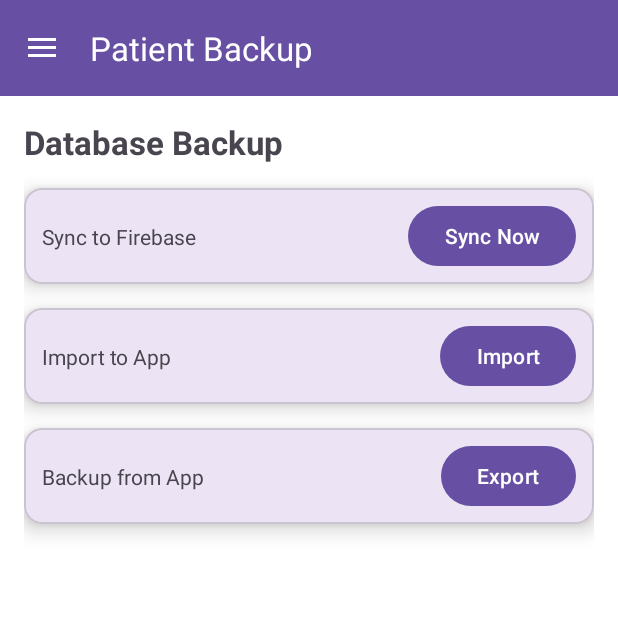
After one commit to skystone1000/Hospital-Data-Web-App, an Android app: the BackUpActivity screen opened directly, with no data from a screen before it, on a phone screen of 412 x 824 dp, the top half of it. The commit adds this screen. Run offline under Robolectric (Android 15) with nearby library versions, the phone set to English and light mode, and no system bars; our stand-ins replace data binding.

Commit message:
Architecture Plan

```diff
--- a/PatientRecords/app/src/main/AndroidManifest.xml
+++ b/PatientRecords/app/src/main/AndroidManifest.xml
@@ -13,6 +13,9 @@
         android:supportsRtl="true"
         android:theme="@style/Theme.PatientRecords"
         tools:targetApi="31">
+        <activity
+            android:name=".ui.backup.BackUpActivity"
+            android:exported="false" />
         <activity
             android:name=".ui.dashboard.DashboardActivity"
             android:exported="false" />
--- /dev/null
+++ b/PatientRecords/app/src/main/java/com/example/patientrecords/ui/backup/BackUpActivity.kt
@@ -0,0 +1,44 @@
+package com.example.patientrecords.ui.backup
+
+import android.os.Bundle
+import android.widget.Toast
+import androidx.lifecycle.ViewModelProvider
+import androidx.lifecycle.lifecycleScope
+import com.example.patientrecords.PatientRecordsApp
+import com.example.patientrecords.R
+import com.example.patientrecords.databinding.ActivityBackUpBinding
+import com.example.patientrecords.ui.base.BaseActivity
+import kotlinx.coroutines.launch
+
+class BackUpActivity : BaseActivity() {
+
+    private lateinit var binding: ActivityBackUpBinding
+    private lateinit var viewModel: BackUpViewModel
+
+    override fun onCreate(savedInstanceState: Bundle?) {
+        super.onCreate(savedInstanceState)
+
+        // Binding and ViewModel
+        binding = ActivityBackUpBinding.inflate(layoutInflater)
+        viewModel = BackUpViewModel((application as PatientRecordsApp).repository , (application as PatientRecordsApp).firebaseRepository)
+
+        // Updating Lifecycle Owners
+        binding.viewModel = viewModel
+        binding.lifecycleOwner = this
+
+        // Toolbars And NavigationDrawer
+        setChildContentView(binding.root)
+        initToolbarWithDrawer()
+        setToolbarTitle("Patient Backup")
+
+
+        // Sync to cloud
+        binding.btnSyncToCloud.setOnClickListener {
+            lifecycleScope.launch {
+                viewModel.syncData()
+                Toast.makeText(this@BackUpActivity, "Sync completed!", Toast.LENGTH_SHORT).show()
+            }
+        }
+
+    }
+}
--- /dev/null
+++ b/PatientRecords/app/src/main/java/com/example/patientrecords/ui/backup/BackUpViewModel.kt
@@ -0,0 +1,24 @@
+package com.example.patientrecords.ui.backup
+
+import androidx.lifecycle.ViewModel
+import androidx.lifecycle.viewModelScope
+import com.example.patientrecords.data.FirebaseRepository
+import com.example.patientrecords.data.FirebaseSyncManager
+import com.example.patientrecords.data.PatientRepository
+import kotlinx.coroutines.launch
+
+class BackUpViewModel(private val repository: PatientRepository, private val firebaseRepository: FirebaseRepository) : ViewModel() {
+
+    fun syncData(){
+        syncPatients()
+        syncPatientFollowUps()
+    }
+
+    private fun syncPatients() = viewModelScope.launch {
+        FirebaseSyncManager(repository, firebaseRepository).syncPatientsBothWays()
+    }
+
+    private fun syncPatientFollowUps() = viewModelScope.launch {
+        FirebaseSyncManager(repository, firebaseRepository).syncPatientFollowUpsBothWays()
+    }
+}
--- a/PatientRecords/app/src/main/java/com/example/patientrecords/ui/base/BaseActivity.kt
+++ b/PatientRecords/app/src/main/java/com/example/patientrecords/ui/base/BaseActivity.kt
@@ -20,6 +20,7 @@ import com.example.patientrecords.MainActivity
 import com.example.patientrecords.R
 import com.example.patientrecords.databinding.ActivityBaseBinding
 import com.example.patientrecords.ui.addpatient.AddPatientActivity
+import com.example.patientrecords.ui.backup.BackUpActivity
 import com.example.patientrecords.ui.dashboard.DashboardActivity
 import com.example.patientrecords.ui.viewallpatient.ViewAllPatientsActivity
 import com.google.android.material.appbar.MaterialToolbar
@@ -92,6 +93,9 @@ abstract class BaseActivity : AppCompatActivity(), NavigationView.OnNavigationIt
             R.id.nav_dashboard -> {
                 startActivity(Intent(this, DashboardActivity::class.java))
             }
+            R.id.nav_backup -> {
+                startActivity(Intent(this, BackUpActivity::class.java))
+            }
             R.id.nav_logout -> {
                 // Handle Logout
             }
@@ -112,7 +116,10 @@ abstract class BaseActivity : AppCompatActivity(), NavigationView.OnNavigationIt
                 startActivity(Intent(this, ViewAllPatientsActivity::class.java))
             }
             R.id.nav_dashboard -> {
-                // Navigate to dashboard
+                startActivity(Intent(this, DashboardActivity::class.java))
+            }
+            R.id.nav_backup -> {
+                startActivity(Intent(this, BackUpActivity::class.java))
             }
             R.id.nav_logout -> {
                 // Handle Logout
--- a/PatientRecords/app/src/main/java/com/example/patientrecords/ui/dashboard/DashboardActivity.kt
+++ b/PatientRecords/app/src/main/java/com/example/patientrecords/ui/dashboard/DashboardActivity.kt
@@ -47,12 +47,6 @@ class DashboardActivity : BaseActivity(){
         viewModel.loadSummaryData()
         viewModel.loadDashboardData()
 
-        binding.btnSyncFirebase.setOnClickListener {
-            lifecycleScope.launch {
-                viewModel.syncData()
-                Toast.makeText(this@DashboardActivity, "Sync completed!", Toast.LENGTH_SHORT).show()
-            }
-        }
     }
 
     private fun setupClock() {
--- a/PatientRecords/app/src/main/java/com/example/patientrecords/ui/dashboard/DashboardViewModel.kt
+++ b/PatientRecords/app/src/main/java/com/example/patientrecords/ui/dashboard/DashboardViewModel.kt
@@ -68,17 +68,4 @@ class DashboardViewModel(private val repository: PatientRepository, private val
             _followUps365DayCount.value = repository.getFollowUpsFromDay(get365DaysAgo()).size
         }
     }
-
-    fun syncData(){
-        syncPatients()
-        syncPatientFollowUps()
-    }
-
-    fun syncPatients() = viewModelScope.launch {
-        FirebaseSyncManager(repository, firebaseRepository).syncPatientsBothWays()
-    }
-
-    fun syncPatientFollowUps() = viewModelScope.launch {
-        FirebaseSyncManager(repository, firebaseRepository).syncPatientFollowUpsBothWays()
-    }
 }
--- a/PatientRecords/app/src/main/java/com/example/patientrecords/utils/Extensions.kt
+++ b/PatientRecords/app/src/main/java/com/example/patientrecords/utils/Extensions.kt
@@ -42,5 +42,7 @@ open class Extensions {
         }
 
 
+        // Backup Functions
+
     }
 }
--- /dev/null
+++ b/PatientRecords/app/src/main/res/layout/activity_back_up.xml
@@ -0,0 +1,154 @@
+<?xml version="1.0" encoding="utf-8"?>
+<layout xmlns:android="http://schemas.android.com/apk/res/android"
+    xmlns:app="http://schemas.android.com/apk/res-auto"
+    xmlns:tools="http://schemas.android.com/tools"
+    android:id="@+id/main"
+    tools:context=".ui.backup.BackUpActivity">
+
+    <data>
+
+        <variable
+            name="viewModel"
+            type="com.example.patientrecords.ui.backup.BackUpViewModel" />
+    </data>
+
+
+    <androidx.constraintlayout.widget.ConstraintLayout
+        android:layout_width="match_parent"
+        android:layout_height="match_parent"
+        android:background="@color/white"
+        android:padding="16dp">
+
+        <!-- Title -->
+        <TextView
+            android:id="@+id/tvTitle"
+            android:layout_width="0dp"
+            android:layout_height="wrap_content"
+            android:text="Database Backup"
+            android:textSize="22sp"
+            android:textStyle="bold"
+            app:layout_constraintEnd_toEndOf="parent"
+            app:layout_constraintStart_toStartOf="parent"
+            app:layout_constraintTop_toTopOf="parent" />
+
+        <!-- Sync Section -->
+        <com.google.android.material.card.MaterialCardView
+            android:id="@+id/cardSync"
+            android:layout_width="0dp"
+            android:layout_height="wrap_content"
+            android:layout_marginTop="16dp"
+            app:cardElevation="8dp"
+            app:layout_constraintEnd_toEndOf="parent"
+            app:layout_constraintStart_toStartOf="parent"
+            app:layout_constraintTop_toBottomOf="@id/tvTitle">
+
+            <androidx.constraintlayout.widget.ConstraintLayout
+                android:layout_width="match_parent"
+                android:layout_height="wrap_content"
+                android:orientation="horizontal"
+                android:paddingHorizontal="12dp"
+                android:paddingVertical="8dp"
+                android:gravity="center">
+
+                <TextView
+                    android:layout_width="wrap_content"
+                    android:layout_height="wrap_content"
+                    app:layout_constraintStart_toStartOf="parent"
+                    app:layout_constraintTop_toTopOf="parent"
+                    app:layout_constraintBottom_toBottomOf="parent"
+                    android:text="Sync to Firebase" />
+
+                <Button
+                    android:id="@+id/btnSyncToCloud"
+                    android:layout_width="wrap_content"
+                    android:layout_height="wrap_content"
+                    app:layout_constraintEnd_toEndOf="parent"
+                    app:layout_constraintTop_toTopOf="parent"
+                    app:layout_constraintBottom_toBottomOf="parent"
+                    android:text="Sync Now" />
+            </androidx.constraintlayout.widget.ConstraintLayout>
+
+        </com.google.android.material.card.MaterialCardView>
+
+        <!-- Import Section -->
+        <com.google.android.material.card.MaterialCardView
+            android:id="@+id/cardImport"
+            android:layout_width="0dp"
+            android:layout_height="wrap_content"
+            android:layout_marginTop="16dp"
+            app:cardElevation="8dp"
+            app:layout_constraintEnd_toEndOf="parent"
+            app:layout_constraintStart_toStartOf="parent"
+            app:layout_constraintTop_toBottomOf="@id/cardSync">
+
+            <androidx.constraintlayout.widget.ConstraintLayout
+                android:layout_width="match_parent"
+                android:layout_height="wrap_content"
+                android:orientation="horizontal"
+                android:paddingHorizontal="12dp"
+                android:paddingVertical="8dp"
+                android:gravity="center">
+
+                <TextView
+                    android:layout_width="wrap_content"
+                    android:layout_height="wrap_content"
+                    app:layout_constraintStart_toStartOf="parent"
+                    app:layout_constraintTop_toTopOf="parent"
+                    app:layout_constraintBottom_toBottomOf="parent"
+                    android:text="Import to App" />
+
+                <Button
+                    android:id="@+id/btnImportDb"
+                    android:layout_width="wrap_content"
+                    android:layout_height="wrap_content"
+                    app:layout_constraintEnd_toEndOf="parent"
+                    app:layout_constraintTop_toTopOf="parent"
+                    app:layout_constraintBottom_toBottomOf="parent"
+                    android:text="Import" />
+            </androidx.constraintlayout.widget.ConstraintLayout>
+
+        </com.google.android.material.card.MaterialCardView>
+
+        <!-- Export Section -->
+        <com.google.android.material.card.MaterialCardView
+            android:id="@+id/cardExport"
+            android:layout_width="0dp"
+            android:layout_height="wrap_content"
+            android:layout_marginTop="16dp"
+            app:cardElevation="8dp"
+            app:layout_constraintEnd_toEndOf="parent"
+            app:layout_constraintStart_toStartOf="parent"
+            app:layout_constraintTop_toBottomOf="@id/cardImport">
+
+            <androidx.constraintlayout.widget.ConstraintLayout
+                android:layout_width="match_parent"
+                android:layout_height="wrap_content"
+                android:orientation="horizontal"
+                android:paddingHorizontal="12dp"
+                android:paddingVertical="8dp"
+                android:gravity="center">
+
+                <TextView
+                    android:layout_width="wrap_content"
+                    android:layout_height="wrap_content"
+                    app:layout_constraintStart_toStartOf="parent"
+                    app:layout_constraintTop_toTopOf="parent"
+                    app:layout_constraintBottom_toBottomOf="parent"
+                    android:text="Backup from App" />
+
+                <Button
+                    android:id="@+id/btnExportDb"
+                    android:layout_width="wrap_content"
+                    android:layout_height="wrap_content"
+                    app:layout_constraintEnd_toEndOf="parent"
+                    app:layout_constraintTop_toTopOf="parent"
+                    app:layout_constraintBottom_toBottomOf="parent"
+                    android:text="Export" />
+            </androidx.constraintlayout.widget.ConstraintLayout>
+
+        </com.google.android.material.card.MaterialCardView>
+
+    </androidx.constraintlayout.widget.ConstraintLayout>
+
+
+</layout>
--- a/PatientRecords/app/src/main/res/layout/activity_dashboard.xml
+++ b/PatientRecords/app/src/main/res/layout/activity_dashboard.xml
@@ -17,12 +17,6 @@
             android:layout_height="wrap_content"
             android:orientation="vertical"
             android:padding="16dp">
-
-            <com.google.android.material.button.MaterialButton
-                android:id="@+id/btnSyncFirebase"
-                android:layout_width="wrap_content"
-                android:layout_height="match_parent"
-                android:text="Sync"/>
 
             <!-- Doctor Details -->
             <androidx.constraintlayout.widget.ConstraintLayout
--- a/PatientRecords/app/src/main/res/menu/drawer_menu.xml
+++ b/PatientRecords/app/src/main/res/menu/drawer_menu.xml
@@ -17,6 +17,10 @@
         android:icon="@drawable/baseline_checklist_24"
         android:title="View Patients" />
     <item
+        android:id="@+id/nav_backup"
+        android:icon="@drawable/baseline_checklist_24"
+        android:title="Backup" />
+    <item
         android:id="@+id/nav_logout"
         android:icon="@drawable/baseline_logout_24"
         android:title="Log Out" />
```
